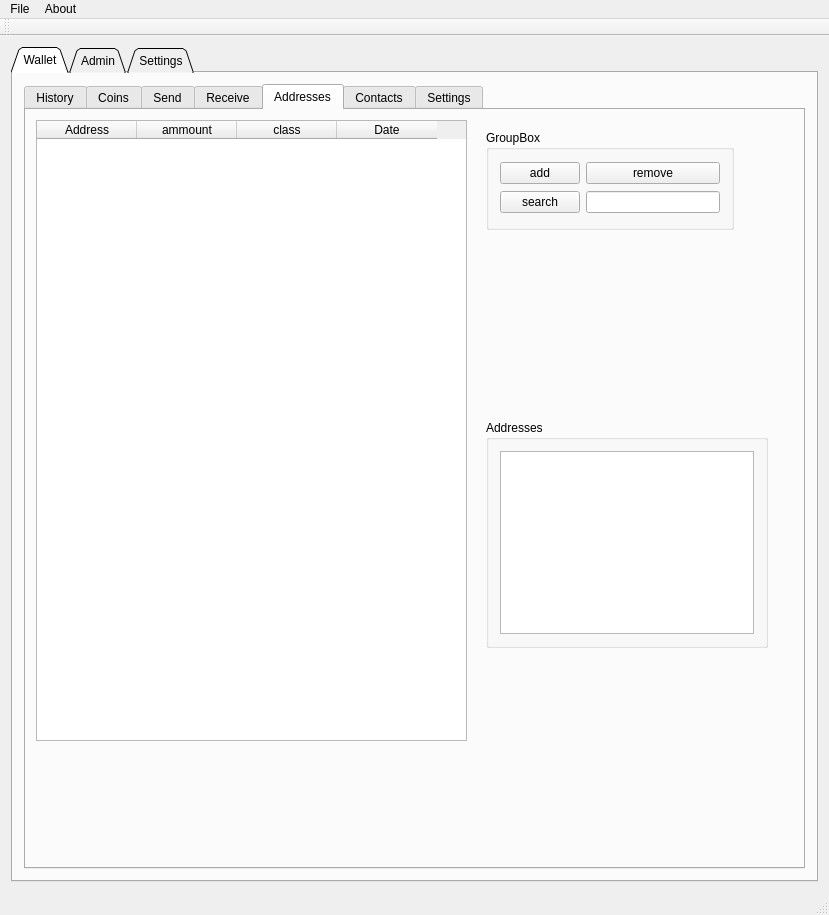
netpipe/EcoCoin, file qtCoin/mainwindow.ui: the form before one commit.
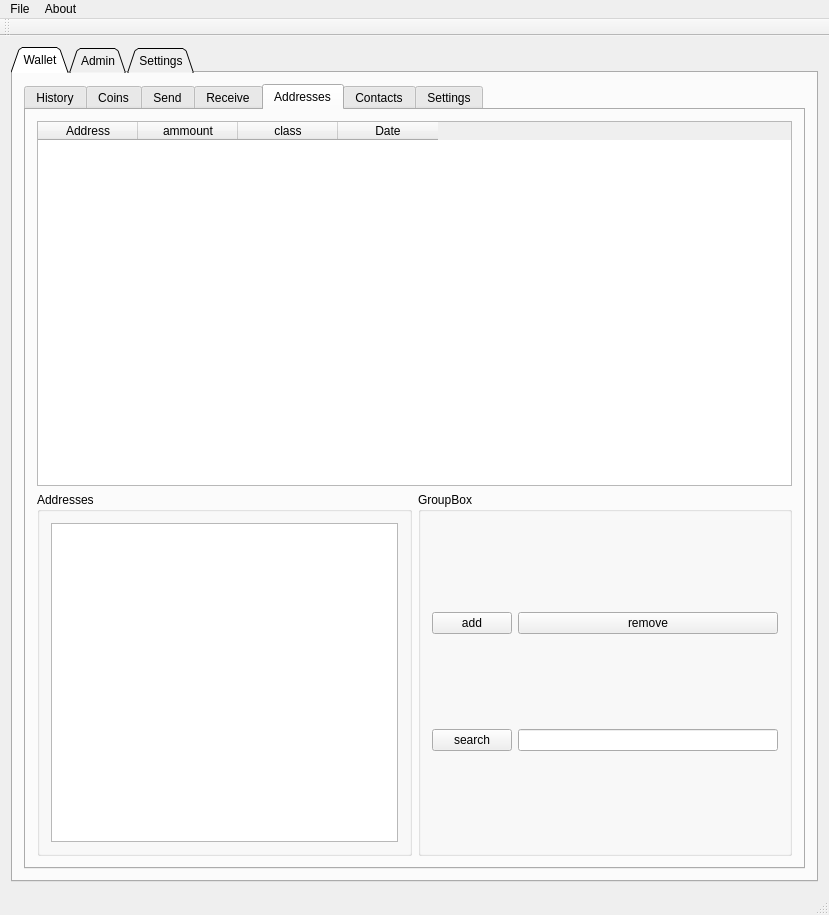
The form after the commit. The open tabs and pages were chosen to show the change.

Patch:
```diff
--- a/qtCoin/mainwindow.ui
+++ b/qtCoin/mainwindow.ui
@@ -484,15 +484,36 @@
            <attribute name="title">
             <string>Addresses</string>
            </attribute>
+           <layout class="QGridLayout" name="gridLayout_21">
+            <item row="0" column="0" colspan="2">
+             <widget class="QTableWidget" name="tableWidgetUsers_5">
+              <property name="styleSheet">
+               <string notr="true"/>
+              </property>
+              <column>
+               <property name="text">
+                <string>Address</string>
+               </property>
+              </column>
+              <column>
+               <property name="text">
+                <string>ammount</string>
+               </property>
+              </column>
+              <column>
+               <property name="text">
+                <string>class</string>
+               </property>
+              </column>
+              <column>
+               <property name="text">
+                <string>Date</string>
+               </property>
+              </column>
+             </widget>
+            </item>
+            <item row="1" column="0">
            <widget class="QGroupBox" name="groupBox_6">
-            <property name="geometry">
-             <rect>
-              <x>460</x>
-              <y>310</y>
-              <width>282</width>
-              <height>228</height>
-             </rect>
-            </property>
             <property name="title">
              <string>Addresses</string>
             </property>
@@ -502,48 +523,9 @@
              </item>
             </layout>
            </widget>
-           <widget class="QTableWidget" name="tableWidgetUsers_5">
-            <property name="geometry">
-             <rect>
-              <x>10</x>
-              <y>10</y>
-              <width>431</width>
-              <height>621</height>
-             </rect>
-            </property>
-            <property name="styleSheet">
-             <string notr="true"/>
-            </property>
-            <column>
-             <property name="text">
-              <string>Address</string>
-             </property>
-            </column>
-            <column>
-             <property name="text">
-              <string>ammount</string>
-             </property>
-            </column>
-            <column>
-             <property name="text">
-              <string>class</string>
-             </property>
-            </column>
-            <column>
-             <property name="text">
-              <string>Date</string>
-             </property>
-            </column>
-           </widget>
+            </item>
+            <item row="1" column="1">
            <widget class="QGroupBox" name="groupBox_19">
-            <property name="geometry">
-             <rect>
-              <x>460</x>
-              <y>20</y>
-              <width>248</width>
-              <height>100</height>
-             </rect>
-            </property>
             <property name="title">
              <string>GroupBox</string>
             </property>
@@ -574,6 +556,8 @@
              </item>
             </layout>
            </widget>
+            </item>
+           </layout>
           </widget>
           <widget class="QWidget" name="tab_12">
            <attribute name="title">
```
Left out of the diff: 29 changed lines with no effect on the pictures. Lines whose indentation alone changed are shown as unchanged.
